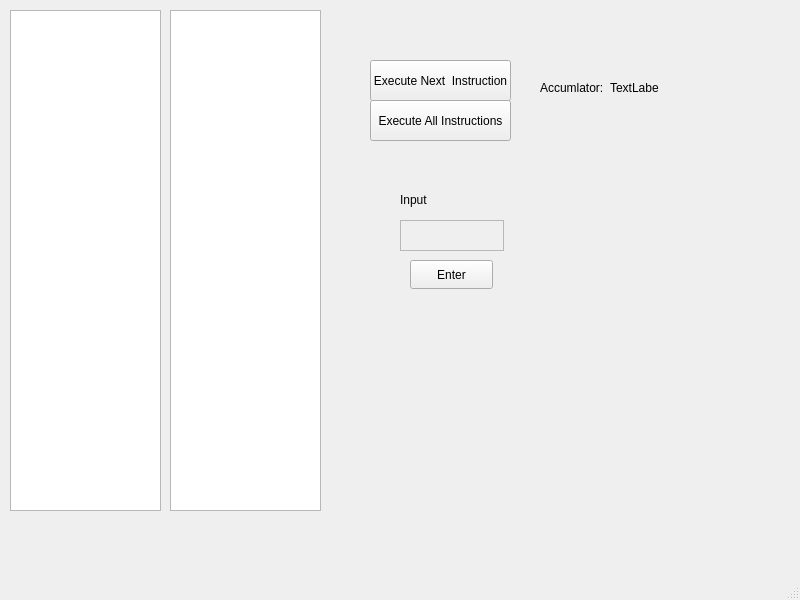
This is UVSim/mainwindow.ui in JoshuaTheEpic1/Software_Engineering as Qt 5 draws it before an edit. The edited form follows.
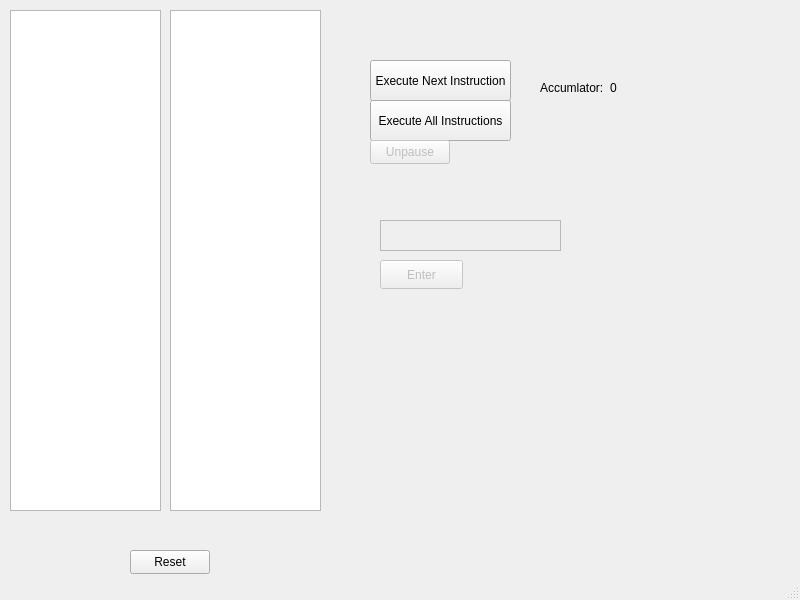
This is the edited form.

Patch:
```diff
--- a/UVSim/mainwindow.ui
+++ b/UVSim/mainwindow.ui
@@ -24,13 +24,16 @@
      </rect>
     </property>
     <property name="text">
-     <string>Execute Next  Instruction</string>
+     <string>Execute Next Instruction</string>
     </property>
    </widget>
    <widget class="QPushButton" name="inputButton">
+    <property name="enabled">
+     <bool>false</bool>
+    </property>
     <property name="geometry">
      <rect>
-      <x>410</x>
+      <x>380</x>
       <y>260</y>
       <width>83</width>
       <height>29</height>
@@ -46,9 +49,9 @@
     </property>
     <property name="geometry">
      <rect>
-      <x>400</x>
+      <x>380</x>
       <y>220</y>
-      <width>104</width>
+      <width>181</width>
       <height>31</height>
      </rect>
     </property>
@@ -59,19 +62,6 @@
      </sizepolicy>
     </property>
    </widget>
-   <widget class="QLabel" name="label_3">
-    <property name="geometry">
-     <rect>
-      <x>400</x>
-      <y>190</y>
-      <width>63</width>
-      <height>20</height>
-     </rect>
-    </property>
-    <property name="text">
-     <string>Input</string>
-    </property>
-   </widget>
    <widget class="QLabel" name="accumulator">
     <property name="geometry">
      <rect>
@@ -95,7 +85,7 @@
      </rect>
     </property>
     <property name="text">
-     <string>TextLabel</string>
+     <string>0</string>
     </property>
    </widget>
    <widget class="QPushButton" name="runAllInstructionButtons">
@@ -131,6 +121,35 @@
      </rect>
     </property>
    </widget>
+   <widget class="QPushButton" name="unPauseButton">
+    <property name="enabled">
+     <bool>false</bool>
+    </property>
+    <property name="geometry">
+     <rect>
+      <x>370</x>
+      <y>140</y>
+      <width>80</width>
+      <height>24</height>
+     </rect>
+    </property>
+    <property name="text">
+     <string>Unpause</string>
+    </property>
+   </widget>
+   <widget class="QPushButton" name="resetButton">
+    <property name="geometry">
+     <rect>
+      <x>130</x>
+      <y>550</y>
+      <width>80</width>
+      <height>24</height>
+     </rect>
+    </property>
+    <property name="text">
+     <string>Reset</string>
+    </property>
+   </widget>
   </widget>
   <widget class="QStatusBar" name="statusbar"/>
  </widget>
```
